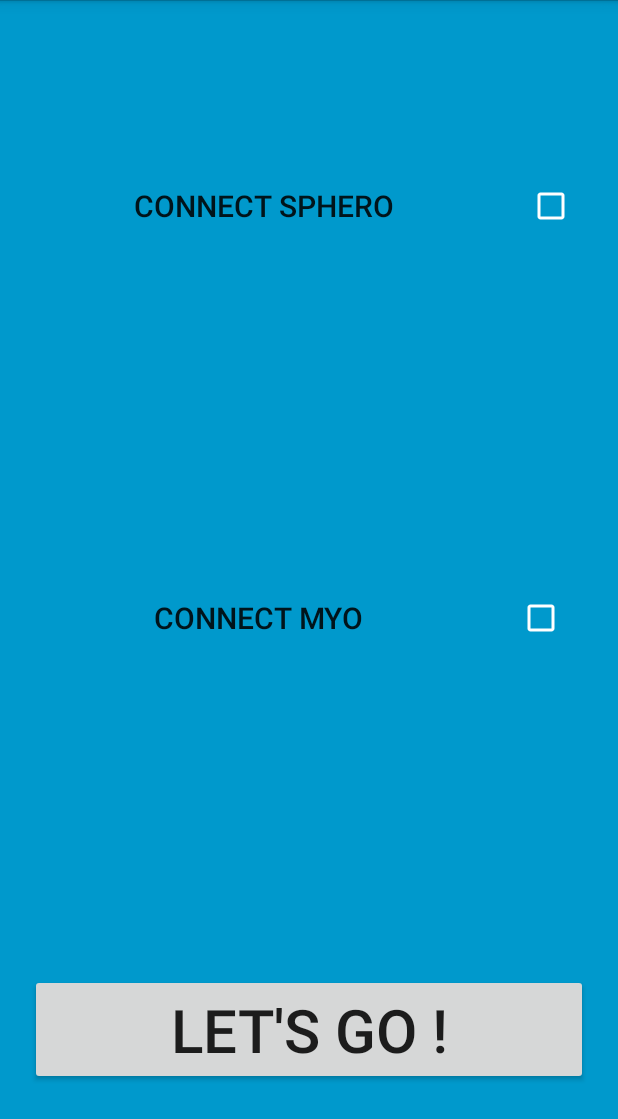
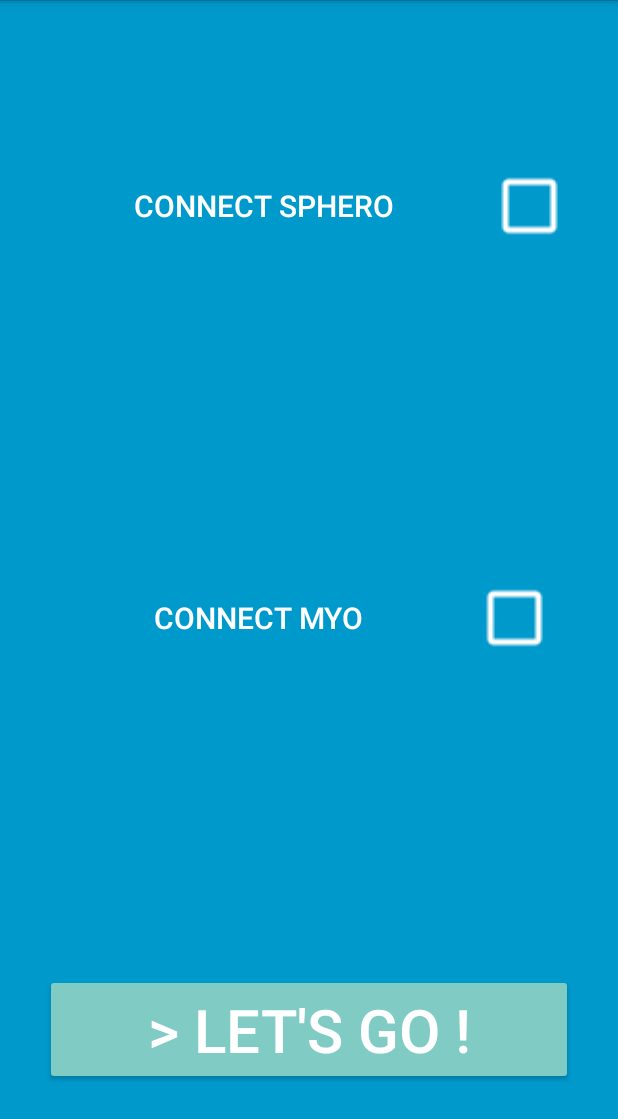
Before and after one commit to fabienpinel/sphero_battle, an Android app: the Connexion screen opened directly, with no data from a screen before it, on a phone screen of 412 x 824 dp. Shown: the top 1119 px of the screen. Run offline under Robolectric (Android 15) with nearby library versions, the phone set to English and light mode, and no system bars.

Commit message:
Design des vues

```diff
--- a/android_app/sphero_android_connexion/samples/DriveSample/DriveSampleApp/src/main/res/layout/activity_connexion.xml
+++ b/android_app/sphero_android_connexion/samples/DriveSample/DriveSampleApp/src/main/res/layout/activity_connexion.xml
@@ -26,7 +26,8 @@
             android:layout_gravity="center"
             android:layout_marginLeft="20dp"
             android:layout_marginRight="20dp"
-            style="@style/Widget.AppCompat.Button.Borderless"/>
+            style="@style/Widget.AppCompat.Button.Borderless"
+            android:textColor="#FFFFFF" />
 
         <CheckBox
             android:layout_width="wrap_content"
@@ -41,7 +42,10 @@
             android:textColorHighlight="#FFFFFF"
             android:buttonTint="#FFFFFF"
             android:layout_weight="0.2"
+            android:scaleX="2"
+            android:scaleY="2"
             android:layout_gravity="center_vertical|right"
+            android:enabled="false"
             />
 
     </LinearLayout>
@@ -62,7 +66,8 @@
             style="@style/Widget.AppCompat.Button.Borderless"
             android:layout_gravity="center"
             android:layout_marginLeft="20dp"
-            android:layout_marginRight="20dp" />
+            android:layout_marginRight="20dp"
+            android:textColor="#FFFFFF" />
 
         <CheckBox
             android:layout_width="wrap_content"
@@ -75,8 +80,11 @@
             android:textColorHighlight="#FFFFFF"
             android:buttonTint="#FFFFFF"
             android:layout_weight="0.2"
+            android:scaleX="2"
+            android:scaleY="2"
             android:layout_gravity="center_vertical|right"
-           />
+            android:focusableInTouchMode="false"
+            android:enabled="false" />
 
     </LinearLayout>
     <LinearLayout
@@ -87,15 +95,13 @@
     <Button
         android:layout_width="wrap_content"
         android:layout_height="wrap_content"
-        android:text="Let&apos;s GO !"
+        android:text="> Let&apos;s GO !"
         android:id="@+id/buttonLetsGo"
-        android:textSize="40dp"
-        android:paddingRight="50dp"
-        android:paddingLeft="50dp"
         android:layout_weight="0.8"
-
         android:layout_gravity="center"
-        android:layout_marginLeft="20dp"
-        android:layout_marginRight="20dp" />
+        android:theme="@style/tealButton"
+        android:layout_marginRight="30dp"
+        android:layout_marginLeft="30dp"
+        android:enabled="true" />
     </LinearLayout>
 </LinearLayout>
--- a/android_app/sphero_android_connexion/samples/DriveSample/DriveSampleApp/src/main/res/values/colors.xml
+++ b/android_app/sphero_android_connexion/samples/DriveSample/DriveSampleApp/src/main/res/values/colors.xml
@@ -3,4 +3,6 @@
     <color name="backgroundColor">#0099cc</color>
 
     <color name="black_overlay">#66000000</color>
+    <color name="dark_orange">#FF4B19</color>
+    <color name="light_orange">#FF8540</color>
 </resources>
--- a/android_app/sphero_android_connexion/samples/DriveSample/DriveSampleApp/src/main/res/values/styles.xml
+++ b/android_app/sphero_android_connexion/samples/DriveSample/DriveSampleApp/src/main/res/values/styles.xml
@@ -12,6 +12,15 @@
         <item name="android:background">@color/black_overlay</item>
     </style>
 
+    <style name="tealButton" parent="Theme.AppCompat.Light">
+        <item name="colorControlHighlight">@color/material_deep_teal_500</item>
+        <item name="colorButtonNormal">@color/material_deep_teal_200</item>
+        <item name="android:textColor">#FFFFFF</item>
+        <item name="android:paddingRight">50dp</item>
+        <item name="android:paddingLeft">50dp</item>
+        <item name="android:textSize">40dp</item>
+    </style>
+
 
 
 
```
Also changed, not shown: android_app/sphero_android_connexion/samples/DriveSample/DriveSampleApp/src/main/res/layout/activity_first_screen.xml (+12 -5 lines).
